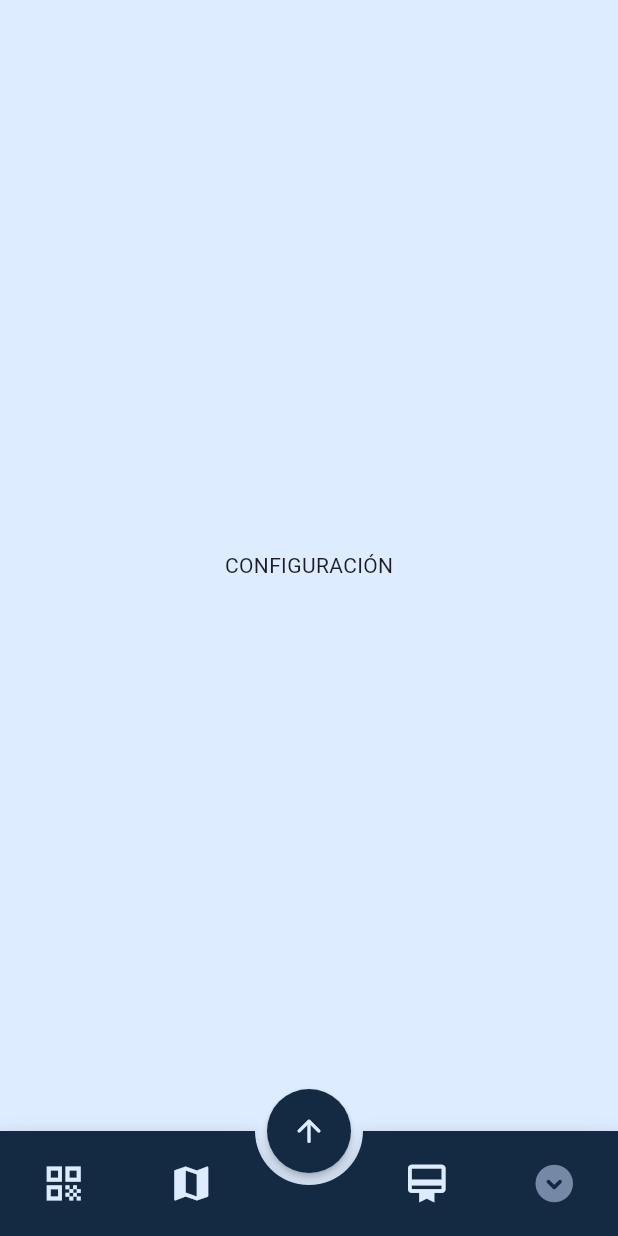
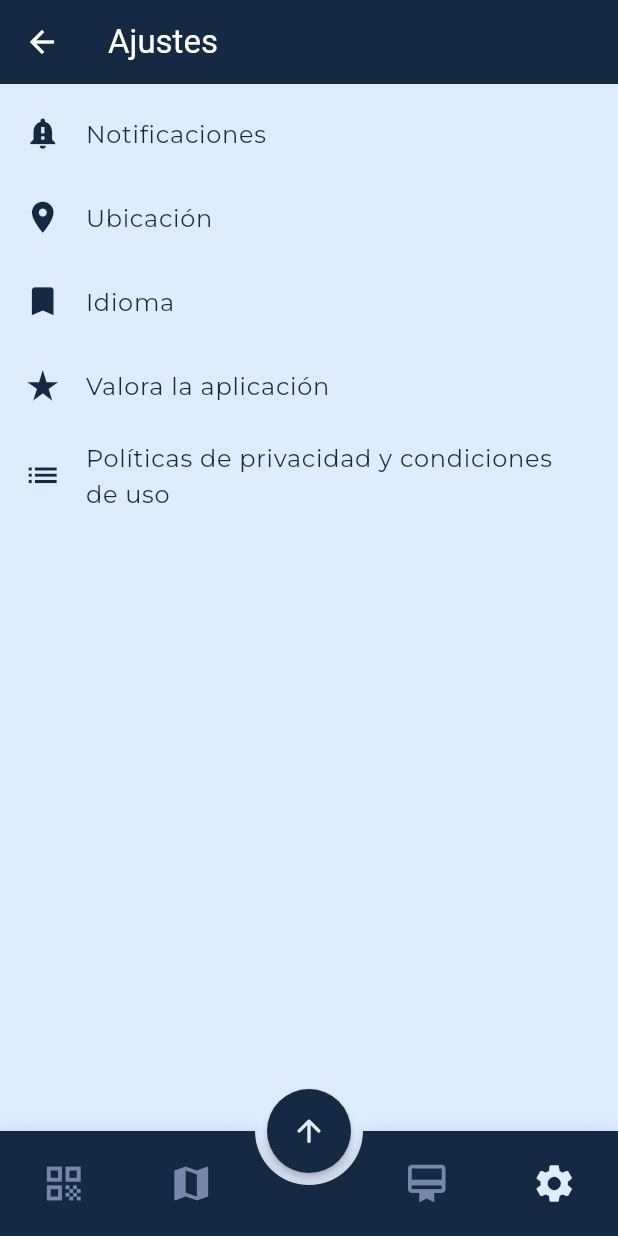
Before and after one commit to AngelDCS23/NeverLost, a Flutter app: the menu screen opened by its route, item 4 of the bottom bar chosen, on a phone screen of 412 x 824 dp. Run offline on Flutter 3.47's test engine with Material 3 defaults, Android fonts, the phone set to English and light mode, and no system bars; drawn by our look-alikes of animated_bottom_navigation_bar; our stand-ins replace flutter_svg, geolocator, google_fonts, google_maps_flutter, loading_animation_widget, page_view_dot_indicator and 1 more; missing offline and left inert: qr_code_scanner.

Commit message:
Ajustes sin terminar

```diff
--- a/lib/main.dart
+++ b/lib/main.dart
@@ -1,5 +1,7 @@
 import 'package:flutter/material.dart';
 import 'package:neverlost/inicio.dart';
+import 'package:neverlost/inicioSesion.dart';
+import 'package:neverlost/olvidoContra.dart';
 import 'package:neverlost/tutorial2.dart';
 import 'package:neverlost/menu.dart';
 import 'package:neverlost/registro.dart';
@@ -12,6 +14,8 @@ void main() {
       '/pantallaTutorial': (context) => tutorial2(),
       '/menu': (conext) => menu(),
       '/registro':(context) => Registro(),
+      '/inicioSesion':(context) => InicioSesion(),
+      '/olvidoContra':(context) => OlvidoContra(),
     },
   ));
 }
--- a/lib/menu.dart
+++ b/lib/menu.dart
@@ -16,6 +16,20 @@ class menu extends StatefulWidget {
 
 
 class _Menu extends State<menu> {
+
+  String titulo(_bottomNavIndex){
+
+    if(_bottomNavIndex == 0){
+      return 'QR';
+    }else if(_bottomNavIndex == 1){
+      return 'Mapa';
+    }else if(_bottomNavIndex == 2){
+      return 'NeverLost User';
+    }else if(_bottomNavIndex == 3){
+      return 'Ajustes';
+    }
+    return 'NeverLost';
+  }
 
   late Stream<Position> _positionStream;
   String _locationMessage = '';
@@ -53,21 +67,26 @@ class _Menu extends State<menu> {
     }
 
     void _createSquarePolygon() {
-    // Coordenadas del cuadrado
-    List<LatLng> squareCoordinates = [
-      LatLng(37.576838, -4.583353), // Esquina superior izquierda
-      LatLng(36.576726, -6.583389), // Esquina superior derecha
-      LatLng(36.576743, -4.583522), // Esquina inferior derecha
-      LatLng(36.576845, -4.583455), // Esquina inferior izquierda
+
+    List<LatLng> PlantaCentro = [
+      LatLng(36.712803, -4.433091),
+      LatLng(36.712747, -4.433204),
+      LatLng(36.712660, -4.433138),
+      LatLng(36.712612, -4.433229),
+      LatLng(36.713016, -4.433524),
+      LatLng(36.712957, -4.433644),
+      LatLng(36.713186, -4.433818),
+      LatLng(36.713376, -4.433481), //Este punto no se arregla. Es el que está desplazado hacia fuera varios metros, no se que hacer con el.
+
     ];
 
     // Crear el polígono cuadrado
     Polygon squarePolygon = Polygon(
       polygonId: PolygonId('square'),
-      points: squareCoordinates,
-      strokeWidth: 2,
-      strokeColor: Color.fromARGB(255, 253, 3, 3), // Color del borde del polígono
-      fillColor: const Color.fromARGB(255, 160, 161, 162).withOpacity(1), // Color de relleno del polígono
+      points: PlantaCentro,
+      strokeWidth: 5,
+      strokeColor: Constantes.backgroundColor, // Color del borde del polígono
+      fillColor: Colors.red.withOpacity(1), // Color de relleno del polígono
     );
 
     // Añadir el polígono al conjunto de polígonos
@@ -80,7 +99,7 @@ class _Menu extends State<menu> {
         Completer<GoogleMapController>();
 
     static const CameraPosition _kGooglePlex = CameraPosition(
-      target: LatLng(36.576752, -4.583733),
+      target: LatLng(36.71301067498141, -4.43336209024246),
       zoom: 19.7,
     );
 
@@ -100,7 +119,7 @@ class _Menu extends State<menu> {
     Icons.qr_code,
     Icons.map,
     Icons.card_membership,
-    Icons.expand_circle_down_rounded, //Este último icono se tendría que cambiar por otro que representase la configuración.
+    Icons.settings,
   ];
 
   var _bottomNavIndex = 0;
@@ -108,9 +127,14 @@ class _Menu extends State<menu> {
   @override
   Widget build(BuildContext context) {
     return Scaffold(
-    // appBar: AppBar(
-    //   title: Text('Prueba'),
-    // ),
+    appBar: AppBar(
+      title: Text(titulo(_bottomNavIndex),
+      style: TextStyle(
+        color: Colors.white
+      ),),
+      backgroundColor: Constantes.backgroundColor,
+      iconTheme: IconThemeData(color: Colors.white),
+    ),
       backgroundColor: Constantes.blueSky,
    body: Container(
     child: Center(
@@ -128,7 +152,7 @@ class _Menu extends State<menu> {
           visible: _bottomNavIndex == 1,
           child: Expanded(
             child: GoogleMap(
-              mapType: MapType.hybrid,
+              mapType: MapType.none,
               initialCameraPosition: _kGooglePlex,
               onMapCreated: (GoogleMapController controller) {
                 _controller.complete(controller);
@@ -151,11 +175,11 @@ class _Menu extends State<menu> {
                     children: <Widget>[
                       Container(
                         // color: Colors.amber,
-                        height: 330,
+                        height: 300,
                         child: Column(
                           // mainAxisAlignment: MainAxisAlignment.center,
                           children: <Widget>[
-                            Padding(padding: EdgeInsets.symmetric(vertical: 50, horizontal: 20),
+                            Padding(padding: EdgeInsets.symmetric(vertical: 30, horizontal: 20),
                             child: Column(
                               children: [
                                 Container(
@@ -181,13 +205,13 @@ class _Menu extends State<menu> {
                       ),
                       Container(
                         color: Constantes.blue2,
-                        height: 400,
+                        height: 330,
                         child: Center(
                           child: Column(
                             mainAxisAlignment: MainAxisAlignment.center,
                             children: [
                               SizedBox(
-                                height: 200,
+                                height: 260,
                               ),
                               Row(
                                 mainAxisAlignment: MainAxisAlignment.center,
@@ -198,15 +222,19 @@ class _Menu extends State<menu> {
                             fontWeight: FontWeight.bold,
                             color: Colors.white,
                           ),),
-                          Text(' Iniciar Sesión',
+                          GestureDetector(
+                            onTap: (){
+                              Navigator.pushNamed(context, '/inicioSesion');
+                            },
+                            child: Text(' Iniciar Sesión',
                           style: GoogleFonts.montserrat(
                             fontSize: 14,
                             fontWeight: FontWeight.bold,
                             color: Constantes.backgroundColor,
                           )),
+                          )
                                 ],
                               )
-
                             ],
                           ),
                         ),
@@ -214,10 +242,10 @@ class _Menu extends State<menu> {
                     ],
                 ),
                 Positioned(
-                  top: 240,
+                  top: 220,
                   left: 25,
                   child: Container(
-                    height: 330,
+                    height: 310,
                     width: 360,
                     decoration: BoxDecoration(
                     borderRadius: BorderRadius.circular(10.0),
@@ -265,11 +293,10 @@ class _Menu extends State<menu> {
                         ],
                       ),
                   )
-
                 ),
                 ),
                 Positioned(
-                  top: 545,
+                  top: 505,
                   left: 135,
                   child: ElevatedButton(onPressed: (){
                     Navigator.pushNamed(context, '/registro');
@@ -287,12 +314,62 @@ class _Menu extends State<menu> {
                 )
               )
           ),
-
-
           Visibility(
             visible: _bottomNavIndex == 3,
-            child:
-            Text('CONFIGURACIÓN')
+            child: Column(
+              mainAxisAlignment: MainAxisAlignment.center,
+              children: <Widget>[
+                 ListTile(
+                                leading: Icon(Icons.notification_important,
+                                color: Constantes.backgroundColor,
+                                size: 25,),
+                                title: Text('Notificaciones',
+                                  style:  GoogleFonts.montserrat(
+                                    color: Constantes.backgroundColor,
+                                  ),),
+                  ),
+                        ListTile(
+                          leading: Icon(Icons.room,
+                                color: Constantes.backgroundColor,
+                                size: 25,),
+                                title: Text('Ubicación',
+                                  style:  GoogleFonts.montserrat(
+                                    color: Constantes.backgroundColor,
+                                  ),),
+                        ),
+                         ListTile(
+                          leading: Icon(Icons.turned_in,
+                                color: Constantes.backgroundColor,
+                                size: 25,),
+                                title: Text('Idioma',
+                                  style:  GoogleFonts.montserrat(
+                                    color: Constantes.backgroundColor,
+                                  ),),
+                        ),
+                        ListTile(
+                          leading: Icon(Icons.star_rate,
+                                color: Constantes.backgroundColor,
+                                size: 25,),
+                                title: Text('Valora la aplicación',
+                                  style:  GoogleFonts.montserrat(
+                                    color: Constantes.backgroundColor,
+                                  ),),
+                        ),
+                        ListTile(
+                          leading: Icon(Icons.list,
+                                color: Constantes.backgroundColor,
+                                size: 25,),
+                                title: Text('Políticas de privacidad y condiciones de uso',
+                                  style:  GoogleFonts.montserrat(
+                                    color: Constantes.backgroundColor,
+                                  ),),
+                        ),
+                        Container(
+                          height: 400,
+                        )
+              ],
+            )
+
           )
         ],
       ),
@@ -313,8 +390,8 @@ class _Menu extends State<menu> {
         floatingActionButtonLocation: FloatingActionButtonLocation.centerDocked,
       bottomNavigationBar: AnimatedBottomNavigationBar(
           icons: iconList,
-          activeColor: Constantes.blue2,
-          inactiveColor: Constantes.blueSky,
+          activeColor: Constantes.blueSky,
+          inactiveColor: Constantes.blue2,
           height: 70,
           iconSize: 30,
           backgroundColor: Constantes.backgroundColor,
--- a/lib/registro.dart
+++ b/lib/registro.dart
@@ -200,11 +200,13 @@ class _Registro extends State<Registro> {
               style: ButtonStyle(
                     backgroundColor: MaterialStateProperty.all<Color>(Constantes.blueSky),
                   ),
-               child: Text('Crear Cuenta',
+               child:  Padding(padding: EdgeInsets.symmetric(vertical: 12, horizontal: 30),
+               child: Text('Crear cuenta',
                style: TextStyle(
                     color: Constantes.backgroundColor,
                     fontSize: 15
-                  ))),
+                  )))
+               ),
             ),
 
             Container(
```
Also changed, not shown: lib/inicio.dart (+32 -27 lines), lib/inicioSesion.dart (added, +156 -0 lines), lib/olvidoContra.dart (added, +97 -0 lines).
